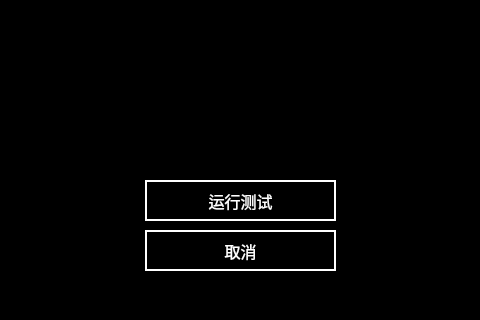
This is main_lubrication.ui in isliulin/Plan85HMI as Qt 5 draws it before an edit; both pictures show x 175 to 655 and y 180 to 500 of the 800 by 500 pixel window. The edited form follows.
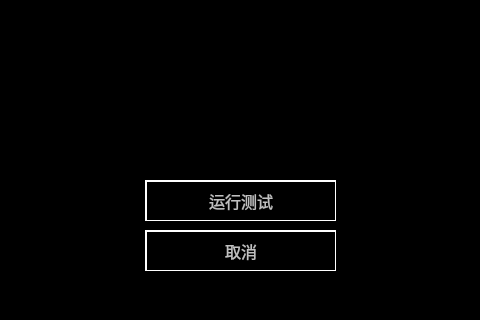
This is the edited form. Icons and pictures are not drawn.

What changed in the file:
```diff
--- a/main_lubrication.ui
+++ b/main_lubrication.ui
@@ -20,11 +20,7 @@
 }
 QPushButton
 {
-	font:14px;
-    color: rgb(0,0,0);
-	background-color: rgb(0, 255, 0);
-	border-top: 2px solid white;	
-	border-left: 2px solid white;
+font: 16px;color: rgb(192,192,192);background-color: rgb(0, 0, 0);border: 1px solid white;border-top: 2px solid white;border-left: 2px solid white;
 }
 QLabel
 {
@@ -111,10 +107,7 @@
     </rect>
    </property>
    <property name="styleSheet">
-    <string notr="true">	font:16px;
-    color: rgb(255,255,255);
-	background-color: rgb(0, 0, 0);
-border:2px solid white;</string>
+    <string notr="true">font: 16px;color: rgb(192,192,192);background-color: rgb(0, 0, 0);border: 1px solid white;border-top: 2px solid white;border-left: 2px solid white;</string>
    </property>
    <property name="text">
     <string>运行测试</string>
@@ -130,10 +123,7 @@
     </rect>
    </property>
    <property name="styleSheet">
-    <string notr="true">	font:16px;
-    color: rgb(255,255,255);
-	background-color: rgb(0, 0, 0);
-border:2px solid white;</string>
+    <string notr="true">font: 16px;color: rgb(192,192,192);background-color: rgb(0, 0, 0);border: 1px solid white;border-top: 2px solid white;border-left: 2px solid white;</string>
    </property>
    <property name="text">
     <string>取消</string>
```
